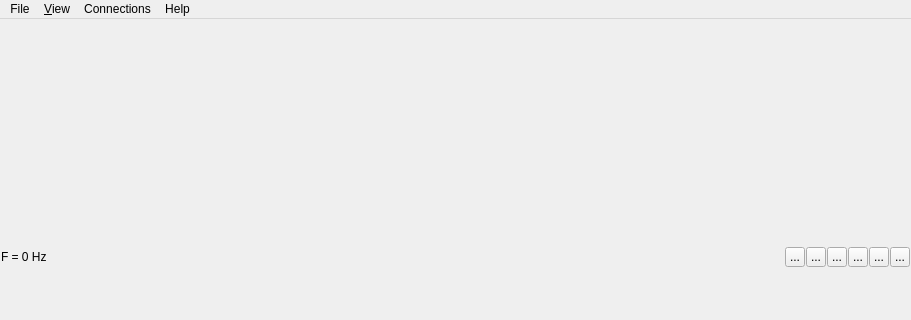
TUDelft-CNS-ATM/bluesky, file data/graphics/mainwindow.ui: the form before one commit; both pictures show x 0 to 911 and y 0 to 320 of the 911 by 635 pixel window.
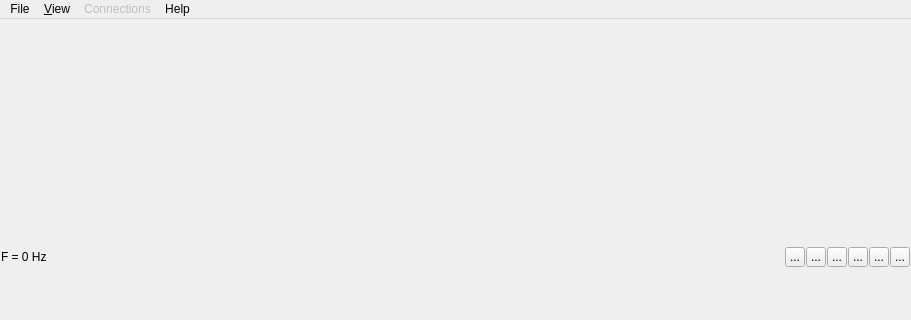
The form after the commit.

Commit message: Connected menu items in QtGL gui

```diff
--- a/data/graphics/mainwindow.ui
+++ b/data/graphics/mainwindow.ui
@@ -1084,7 +1084,7 @@
      <x>0</x>
      <y>0</y>
      <width>911</width>
-     <height>26</height>
+     <height>22</height>
     </rect>
    </property>
    <widget class="QMenu" name="menuFile">
@@ -1101,6 +1101,9 @@
     <addaction name="action_Reset_view"/>
    </widget>
    <widget class="QMenu" name="menuConnections">
+    <property name="enabled">
+     <bool>false</bool>
+    </property>
     <property name="title">
      <string>Connections</string>
     </property>
```
Left out of the diff: 40 changed lines with no effect on the pictures. The commit also changes 1 other file.
